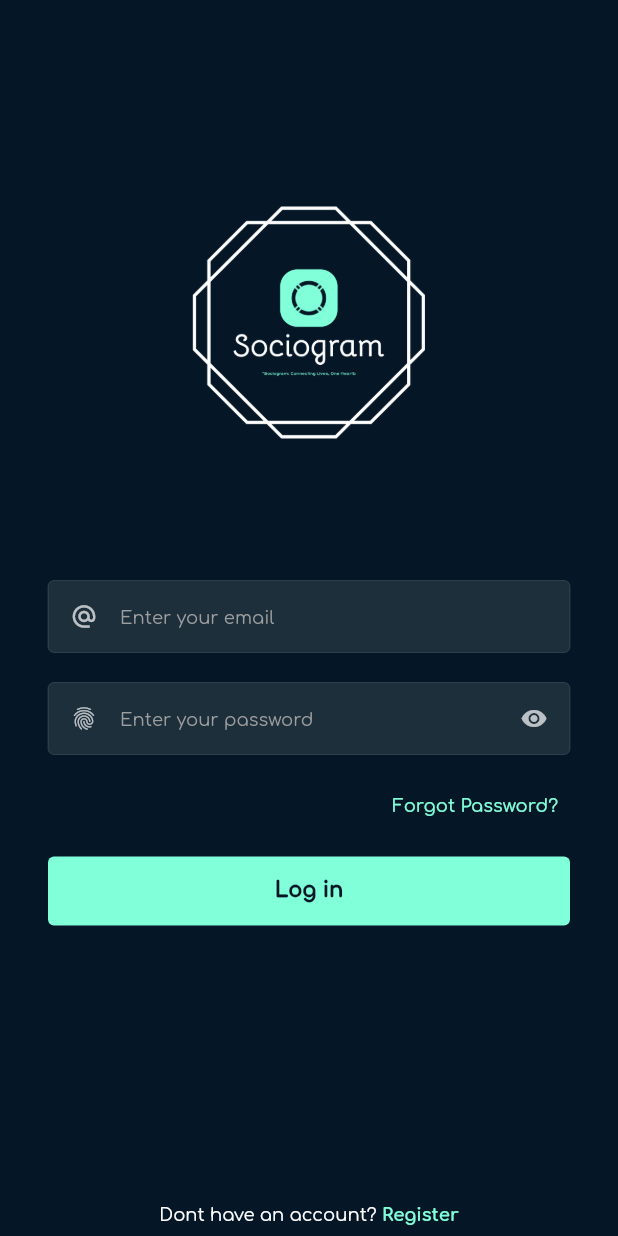
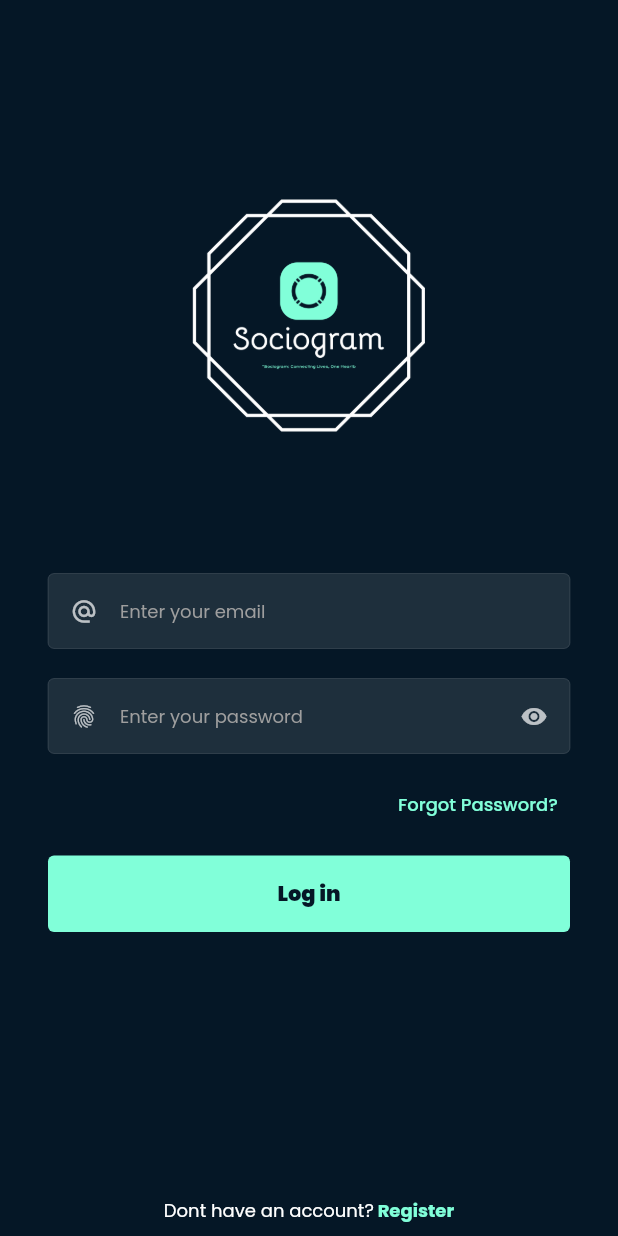
Before and after one commit to amangit1314/fizzle, a Flutter app: the screen it shows after launch, on a phone screen of 412 x 824 dp. Run offline on Flutter 3.47's test engine with Material 2 defaults, Android fonts, the phone set to English and light mode, and no system bars; our stand-ins replace cloud_firestore, device_preview, firebase_auth, firebase_core, firebase_storage, flutter_svg and 5 more; accounts and stored records are empty.

Commit message:
enough social media

```diff
--- a/lib/features/comments/comments_screen.dart
+++ b/lib/features/comments/comments_screen.dart
@@ -6,7 +6,7 @@ import 'package:sociogram/core/providers/user_provider.dart';
 import 'package:sociogram/core/services/firebase/firestore/firestore_methods.dart';
 import 'package:sociogram/core/utils/colors.dart';
 import 'package:sociogram/core/utils/utils.dart';
-import 'package:sociogram/core/widgets/comment_card.dart';
+import 'package:sociogram/features/comments/widgets/comment_card.dart';
 import 'package:provider/provider.dart';
 
 class CommentsScreen extends StatefulWidget {
--- a/lib/features/feeds/feeds_screen.dart
+++ b/lib/features/feeds/feeds_screen.dart
@@ -6,7 +6,7 @@ import 'package:flutter_svg/flutter_svg.dart';
 import 'package:font_awesome_flutter/font_awesome_flutter.dart';
 import 'package:sociogram/core/utils/colors.dart';
 
-import '../../core/widgets/post_card.dart';
+import '../posts/widgets/post_card.dart';
 
 class FeedsScreen extends StatelessWidget {
   const FeedsScreen({Key? key}) : super(key: key);
--- a/lib/core/widgets/post_card.dart
+++ b/lib/features/posts/widgets/post_card.dart
@@ -13,8 +13,8 @@ import 'package:sociogram/core/widgets/like_animation.dart';
 import 'package:intl/intl.dart';
 import 'package:provider/provider.dart';
 
-import '../../models/user.dart' as model;
-import '../providers/user_provider.dart';
+import '../../../models/user.dart' as model;
+import '../../../core/providers/user_provider.dart';
 
 class PostCard extends StatefulWidget {
   final snap;
--- a/lib/features/profile/profile_screen.dart
+++ b/lib/features/profile/profile_screen.dart
@@ -1,7 +1,7 @@
 import 'package:cloud_firestore/cloud_firestore.dart';
 import 'package:firebase_auth/firebase_auth.dart';
 import 'package:flutter/material.dart';
-import 'package:sociogram/features/auth/login_screen.dart';
+import 'package:sociogram/features/auth/login/login_screen.dart';
 import 'package:sociogram/core/services/firebase/auth/auth_methods.dart';
 import 'package:sociogram/core/utils/colors.dart';
 import 'package:sociogram/core/utils/utils.dart';
--- a/lib/social_media_app.dart
+++ b/lib/social_media_app.dart
@@ -4,7 +4,7 @@ import 'package:flutter/material.dart';
 import 'package:google_fonts/google_fonts.dart';
 import 'package:sociogram/core/providers/user_provider.dart';
 
-import 'package:sociogram/features/auth/login_screen.dart';
+import 'package:sociogram/features/auth/login/login_screen.dart';
 import 'package:sociogram/core/utils/colors.dart';
 import 'package:provider/provider.dart';
 
@@ -29,9 +29,8 @@ class SocialMediaApp extends StatelessWidget {
 
         theme: ThemeData.dark().copyWith(
           scaffoldBackgroundColor: mobileBackgroundColor,
-          primaryColor: Color(0xff81ffd9),
-          // textTheme: GoogleFonts.montserratTextTheme(),
-          textTheme: GoogleFonts.comfortaaTextTheme(),
+          primaryColor: const Color(0xff81ffd9),
+          textTheme: GoogleFonts.poppinsTextTheme(),
         ),
         home: StreamBuilder(
           stream: FirebaseAuth.instance.authStateChanges(),
```
Also changed, not shown: lib/features/auth/login/login_screen.dart (renamed from lib/features/auth/login_screen.dart, +8 -8 lines), lib/features/auth/register/signup_screen.dart (renamed from lib/features/auth/signup_screen.dart, +7 -7 lines), lib/models/chat.dart (added, +13 -0 lines), lib/features/comments/widgets/comment_card.dart (renamed from lib/core/widgets/comment_card.dart), lib/models/message.dart (added), lib/models/story.dart (added).
